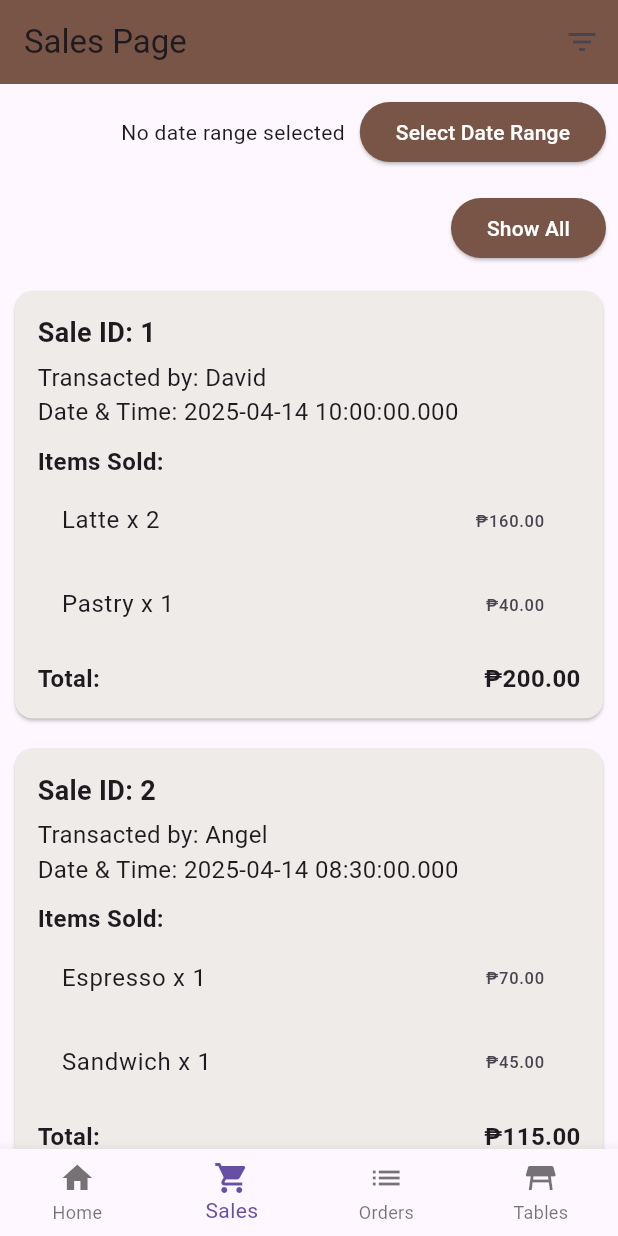
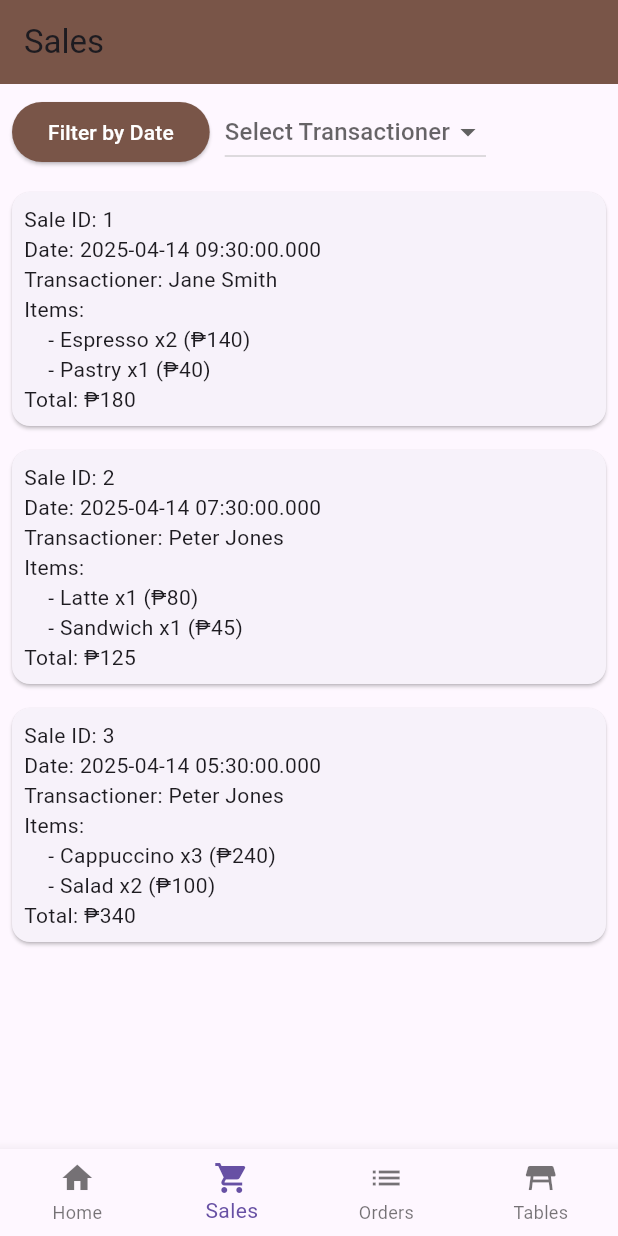
Before and after one commit to Jefgrim/cafe_simeona, a Flutter app: the screen it shows after launch, item 2 of the bottom bar chosen, on a phone screen of 412 x 824 dp. Run offline on Flutter 3.47's test engine with Material 3 defaults, Android fonts, the phone set to English and light mode, and no system bars.

Commit message:
sales page filter fix

```diff
--- a/lib/pages/sales_page.dart
+++ b/lib/pages/sales_page.dart
@@ -1,10 +1,8 @@
 import 'dart:math';
-
 import 'package:flutter/material.dart';
 
 class SalesPage extends StatefulWidget {
-  const SalesPage({super.key});
-
+  const SalesPage({Key? key}) : super(key: key);
 
   @override
   State<SalesPage> createState() => _SalesPageState();
@@ -12,32 +10,37 @@ class SalesPage extends StatefulWidget {
 
 class _SalesPageState extends State<SalesPage> {
   List<Map<String, dynamic>> sales = [];
+  List<Map<String, dynamic>> _filteredSales = [];
+  DateTime? _startDate;
+  DateTime? _endDate;
+  String? _selectedTransactioner;
+  List<String> _transactioners = [];
 
   @override
   void initState() {
     super.initState();
     final random = Random();
-    const transactioners = ['Jefgrim', 'David', 'Angel'];
-    // Dummy data for sales
+    List<String> transactioners = ['John Doe', 'Jane Smith', 'Peter Jones'];
+    _transactioners = transactioners;
     sales = [
       {
         'saleId': '1',
-        'dateTime': DateTime.now().subtract(const Duration(minutes: 30)),
+        'dateTime': DateTime.now().subtract(const Duration(hours: 1)),
         'items': [
-          {'name': 'Latte', 'quantity': 2, 'subtotal': 160},
+          {'name': 'Espresso', 'quantity': 2, 'subtotal': 140},
           {'name': 'Pastry', 'quantity': 1, 'subtotal': 40},
         ],
-        'total': 200.0,
+        'total': 180,
         'transactioner': transactioners[random.nextInt(transactioners.length)],
       },
       {
         'saleId': '2',
-        'dateTime': DateTime.now().subtract(const Duration(hours: 2)),
+        'dateTime': DateTime.now().subtract(const Duration(hours: 3)),
         'items': [
-          {'name': 'Espresso', 'quantity': 1, 'subtotal': 70},
+          {'name': 'Latte', 'quantity': 1, 'subtotal': 80},
           {'name': 'Sandwich', 'quantity': 1, 'subtotal': 45},
         ],
-        'total': 115,
+        'total': 125,
         'transactioner': transactioners[random.nextInt(transactioners.length)],
       },
       {
@@ -51,30 +54,30 @@ class _SalesPageState extends State<SalesPage> {
         'transactioner': transactioners[random.nextInt(transactioners.length)],
       },
     ];
-    _filteredSales = List.from(sales); // Initialize filtered sales with all sales
-    _sortSalesByDateTime();
-
+    _filteredSales = List.from(sales);
   }
 
-  String? selectedTransactioner;
+  void _applyFilters() {
+    setState(() {
+      _filteredSales = sales.where((sale) {
+        final saleDate = (sale['dateTime'] as DateTime);
+        bool dateMatch = true;
+        bool transactionerMatch = true;
 
-  List<Map<String, dynamic>> get filteredSales {
-    if (selectedTransactioner == null) {
-      return sales;
-    } else {
-      return sales
-          .where((sale) => sale['transactioner'] == selectedTransactioner)
-          .toList();
-    }
-  }
+        // Date filter
+        if (_startDate != null && _endDate != null) {
+          dateMatch = saleDate.isAfter(_startDate!.subtract(const Duration(days: 1))) &&
+              saleDate.isBefore(_endDate!.add(const Duration(days: 1)));
+        }
 
-  DateTime? _startDate;
-  DateTime? _endDate;
-  List<Map<String, dynamic>> _filteredSales = []; // Initially all sales are displayed
+        // Transactioner filter
+        if (_selectedTransactioner != null) {
+          transactionerMatch = sale['transactioner'] == _selectedTransactioner;
+        }
 
-  // Method to sort sales by dateTime
-  void _sortSalesByDateTime() {
-    _filteredSales.sort((a, b) => (b['dateTime'] as DateTime).compareTo(a['dateTime'] as DateTime));
+        return dateMatch && transactionerMatch;
+      }).toList();
+    });
   }
 
   Future<void> _selectDateRange(BuildContext context) async {
@@ -86,170 +89,79 @@ class _SalesPageState extends State<SalesPage> {
           ? DateTimeRange(start: _startDate!, end: _endDate!)
           : null,
     );
-
     if (picked != null) {
       setState(() {
         _startDate = picked.start;
         _endDate = picked.end;
-        _filterSalesByDate();
+        _applyFilters();
       });
-    }
-  }
-
-  void _filterSalesByDate() {
-    if (_startDate == null || _endDate == null) {
-      _filteredSales = List.from(sales);
-    } else {
-      _filteredSales = sales.where((sale) {
-        final saleDate = (sale['dateTime'] as DateTime);
-        return saleDate.isAfter(_startDate!.subtract(const Duration(days: 1))) &&
-            saleDate.isBefore(_endDate!.add(const Duration(days: 1)));
-      }).toList();
     }
   }
 
   @override
   Widget build(BuildContext context) {
-    List<String> transactioners =
-        sales.map((sale) => sale['transactioner'] as String).toSet().toList();
-
     return Scaffold(
       appBar: AppBar(
-        title: const Text('Sales Page'),
+        title: const Text('Sales'),
         backgroundColor: Colors.brown,
-        actions: [
-          PopupMenuButton<String>(
-            icon: const Icon(Icons.filter_list),
-            onSelected: (String value) {
-              setState(() {
-                selectedTransactioner = value;
-              });
-            },
-            itemBuilder: (BuildContext context) {
-              return transactioners
-                  .map<PopupMenuItem<String>>((String value) =>
-                      PopupMenuItem<String>(value: value, child: Text(value)))
-                  .toList();
-            },
-          ),
-        ],
       ),
       body: Column(
         children: [
-          // Date Filtering (Placeholder)
           Padding(
             padding: const EdgeInsets.all(8.0),
             child: Row(
-              mainAxisAlignment: MainAxisAlignment.end,
-              children: <Widget>[
-                Text(_startDate != null && _endDate != null
-                    ? 'Selected Range: ${_startDate!.toLocal().toString().split(' ')[0]} - ${_endDate!.toLocal().toString().split(' ')[0]}'
-                    : 'No date range selected'),
+              children: [
+                ElevatedButton(
+                  onPressed: () => _selectDateRange(context),
+                  style: ElevatedButton.styleFrom(
+                    backgroundColor: Colors.brown,
+                    foregroundColor: Colors.white,
+                  ),
+                  child: const Text('Filter by Date'),
+                ),
                 const SizedBox(width: 10),
-                ElevatedButton(
-                    style: ElevatedButton.styleFrom(
-                        backgroundColor: Colors.brown,
-                        foregroundColor: Colors.white
-                    ),
-                    onPressed: () => _selectDateRange(context),
-                    child: const Text('Select Date Range')
-                )
-
-              ],
-            ),
-          ),
-          Padding(
-            padding: const EdgeInsets.all(8.0),
-            child: Row(
-              mainAxisAlignment: MainAxisAlignment.end,
-              children: <Widget>[
-                ElevatedButton(
-                    style: ElevatedButton.styleFrom(
-                        backgroundColor: Colors.brown,
-                        foregroundColor: Colors.white
-                    ),
-                    onPressed: () {
-                      setState(() {_filteredSales = sales; _sortSalesByDateTime();});
-                    },
-                    child: const Text('Show All')
-                )
+                DropdownButton<String>(
+                  value: _selectedTransactioner,
+                  hint: const Text('Select Transactioner'),
+                  items: _transactioners.map((String transactioner) {
+                    return DropdownMenuItem<String>(
+                      value: transactioner,
+                      child: Text(transactioner),
+                    );
+                  }).toList(),
+                  onChanged: (String? newValue) {
+                    setState(() {
+                      _selectedTransactioner = newValue;
+                      _applyFilters();
+                    });
+                  },
+                ),
               ],
             ),
           ),
           Expanded(
-            child: filteredSales.isEmpty
-                ? const Center(child: Text('No sales records found.'))
-                : ListView.builder(
-                    itemCount: _filteredSales.length,
-                    itemBuilder: (context, index) {
-                      final sale = _filteredSales[index];
-                      return Card(
-                  margin: const EdgeInsets.all(10),
-                  color: Colors.brown[50],
+            child: ListView.builder(
+              itemCount: _filteredSales.length,
+              itemBuilder: (context, index) {
+                final sale = _filteredSales[index];
+                return Card(
+                  margin: const EdgeInsets.all(8.0),
                   child: Padding(
-                    padding: const EdgeInsets.all(15),
+                    padding: const EdgeInsets.all(8.0),
                     child: Column(
                       crossAxisAlignment: CrossAxisAlignment.start,
                       children: [
-                        Text(
-                          'Sale ID: ${sale['saleId']}',
-                          style: const TextStyle(
-                            fontSize: 18,
-                            fontWeight: FontWeight.bold,
+                        Text('Sale ID: ${sale['saleId']}'),
+                        Text('Date: ${sale['dateTime'].toString()}'),
+                        Text('Transactioner: ${sale['transactioner']}'),
+                        const Text('Items:'),
+                        ...sale['items'].map<Widget>((item) => Padding(
+                          padding: const EdgeInsets.only(left: 16.0),
+                          child: Text(
+                            '- ${item['name']} x${item['quantity']} (₱${item['subtotal']})',
                           ),
-                        ),
-                        const SizedBox(height: 5),
-                        Text(
-                          'Transacted by: ${sale['transactioner']}',
-                          style: const TextStyle(fontSize: 16),
-                        ),
-                        Text(
-                          'Date & Time: ${sale['dateTime'].toString()}',
-                          style: const TextStyle(fontSize: 16),
-                        ),
-                        const SizedBox(height: 10),
-                        const Text(
-                          'Items Sold:',
-                          style: TextStyle(
-                            fontSize: 16,
-                            fontWeight: FontWeight.bold,
-                          ),
-                        ),
-                        Column(
-                          children:
-                              (sale['items'] as List)
-                                  .map(
-                                    (item) => ListTile(
-                                      title: Text(
-                                        '${item['name']} x ${item['quantity']}',
-                                      ),
-                                      trailing: Text(
-                                        '₱${item['subtotal'].toStringAsFixed(2)}',
-                                      ),
-                                    ),
-                                  )
-                                  .toList(),
-                        ),
-                        const SizedBox(height: 10),
-                        Row(
-                          mainAxisAlignment: MainAxisAlignment.spaceBetween,
-                          children: [
-                            const Text(
-                              'Total:',
-                              style: TextStyle(
-                                fontSize: 16,
-                                fontWeight: FontWeight.bold,
-                              ),
-                            ),
-                            Text(
-                              '₱${sale['total'].toStringAsFixed(2)}',
-                              style: const TextStyle(
-                                fontSize: 16,
-                                fontWeight: FontWeight.bold,
-                              ),
-                            ),
-                          ],
-                        ),
+                        )),
+                        Text('Total: ₱${sale['total']}'),
                       ],
                     ),
                   ),
```
